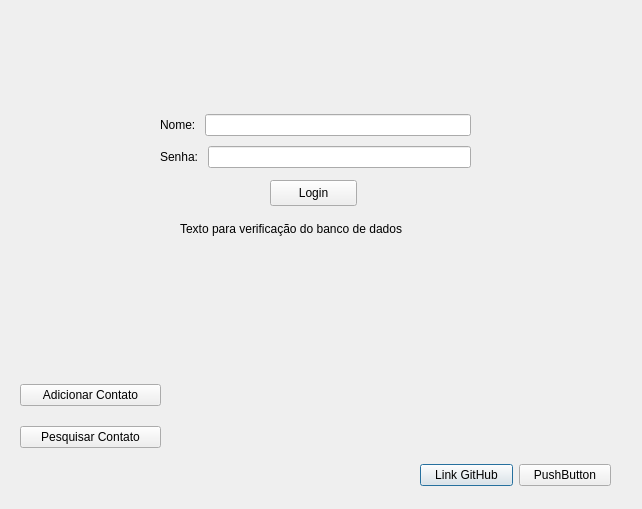
Above: janelaterciaria.ui from Luisf66/Qt-Creator before the change. Below: the same form after it.
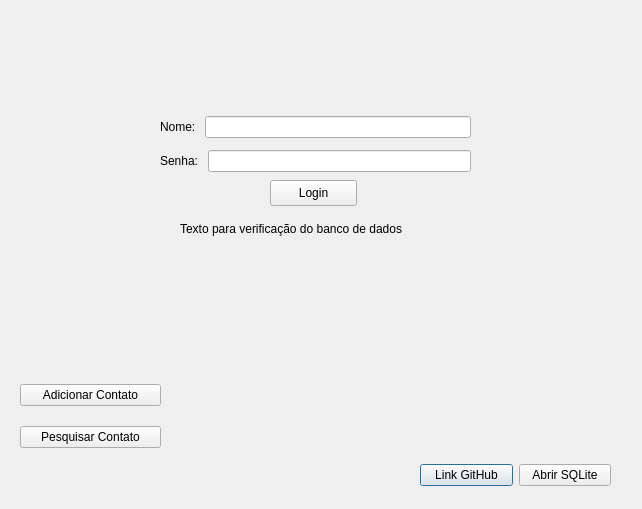
That is the form after the change.

Commit message: Finalização dos ecercícios

```diff
--- a/janelaterciaria.ui
+++ b/janelaterciaria.ui
@@ -33,7 +33,7 @@
     <item>
      <widget class="QPushButton" name="pushButton">
       <property name="text">
-       <string>PushButton</string>
+       <string>Abrir SQLite</string>
       </property>
      </widget>
     </item>
@@ -71,7 +71,7 @@
      <x>160</x>
      <y>110</y>
      <width>311</width>
-     <height>64</height>
+     <height>69</height>
     </rect>
    </property>
    <layout class="QVBoxLayout" name="verticalLayout">
```
The commit also changes 2 other files.
